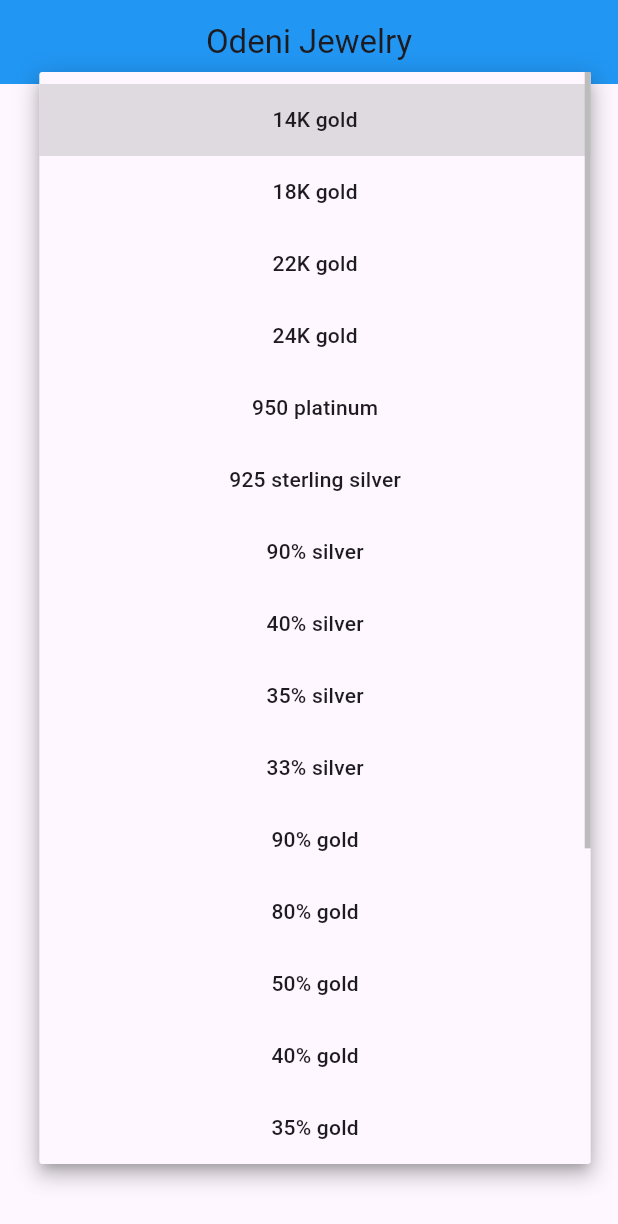
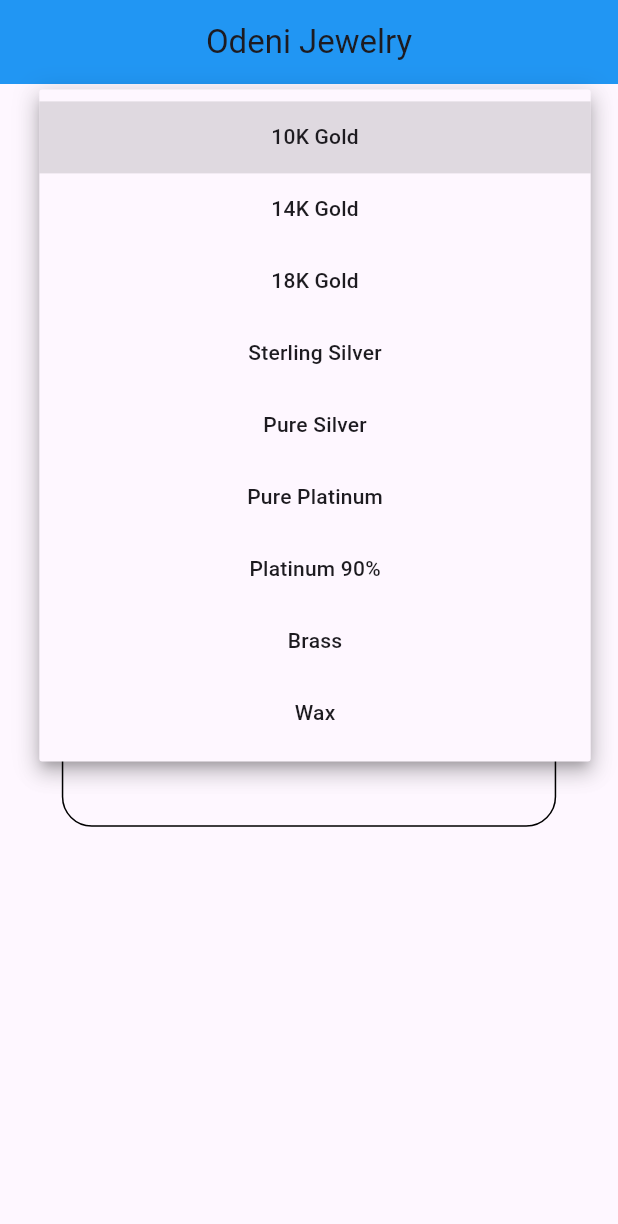
Before and after one commit to yayaya142/RING-Y-Code, a Flutter app: the screen it shows after launch, after a tap on "Calculate", after a tap on "Metal Type", on a phone screen of 412 x 824 dp. Shown: the top 1224 px of the screen. Run offline on Flutter 3.47's test engine with Material 3 defaults, Android fonts, the light colour scheme and no system bars.

Commit message:
add support for only one shape, change the density table

```diff
--- a/lib/Services/Calculator.dart
+++ b/lib/Services/Calculator.dart
@@ -19,13 +19,11 @@
     // calculate stock weight
     double stockShapeWeight =
         stockShapeLength * stockShapeArea * getDensity(metalType);
+    double stockShapeVolume =
+        stockShape.calculateVolume(stockShapeArea, stockShapeLength);
 
     // check if solution make sense
-    if (customerShapeArea <= 0 ||
-        customerShapeVolume <= 0 ||
-        stockShapeArea <= 0 ||
-        stockShapeLength <= 0 ||
-        stockShapeWeight <= 0) {
+    if (customerShapeArea <= 0 || customerShapeVolume <= 0) {
       return ["Error", -1.0, -1.0, -1.0];
     }
 
@@ -54,7 +52,7 @@
     showSteps.write("V1: ${customerShapeVolume.toStringAsFixed(2)}\n");
     showSteps.write("\n");
     showSteps.write("A2: ${stockShape.calculateArea().toStringAsFixed(2)}\n");
-    showSteps.write("V2: ${stockShapeLength.toStringAsFixed(2)}\n");
+    showSteps.write("V2: ${stockShapeVolume.toStringAsFixed(2)}\n");
 
     // Create a list to store the results
     List<dynamic> results = [
--- a/lib/Services/DensityTableDataBase.dart
+++ b/lib/Services/DensityTableDataBase.dart
@@ -2,26 +2,14 @@
 
 class DensityDatabase {
   static Map<String, double> metalData = {
-    "14K gold": 0.01285,
-    "18K gold": 0.01628,
-    "22K gold": 0.01971,
-    "24K gold": 0.02143,
-    "950 platinum": 0.02143,
-    "925 sterling silver": 0.00714,
-    "90% silver": 0.00643,
-    "40% silver": 0.00286,
-    "35% silver": 0.00250,
-    "33% silver": 0.00238,
-    "90% gold": 0.02143,
-    "80% gold": 0.01914,
-    "50% gold": 0.01071,
-    "40% gold": 0.00857,
-    "35% gold": 0.00750,
-    "33% gold": 0.00714,
-    "90% platinum": 0.02143,
-    "80% platinum": 0.01914,
-    "50% platinum": 0.01071,
-    "40% platinum": 0.00857,
-    "35% platinum": 0.00750,
+    "10K Gold": 0.01127,
+    "14K Gold": 0.01292,
+    "18K Gold": 0.01573,
+    "Sterling Silver": 0.01027,
+    "Pure Silver": 0.01067,
+    "Pure Platinum": 0.02132,
+    "Platinum 90%": 0.02168,
+    "Brass": 0.00857,
+    "Wax": 0.009,
   };
 }
--- a/lib/pages/home.dart
+++ b/lib/pages/home.dart
@@ -53,6 +53,7 @@
   double stockShapeLength = 0.0;
   double stockShapeWeight = 0.0;
   bool resultError = false;
+  bool showOnlyCustomerLength = false;
   // DropDown Menus
   String? selectedMetalType;
   String? selectedShapeCustomer;
@@ -337,6 +338,7 @@
                     print('customershapedata: $customerShapeData');
                     print('stockshapedata: $stockShapeData');
                     print(resultError);
+                    print(showOnlyCustomerLength);
                     // hide the keyboard
                     FocusManager.instance.primaryFocus?.unfocus();
                     // vibration
@@ -368,21 +370,24 @@
                       stockShapeWeight = result[3];
 
                       if (customerShapeLength < 0 ||
-                          stockShapeLength < 0 ||
-                          stockShapeWeight < 0 ||
                           customerShapeLength.isNaN ||
-                          stockShapeLength.isNaN ||
-                          stockShapeWeight.isNaN ||
-                          customerShapeLength.isInfinite ||
-                          stockShapeLength.isInfinite ||
-                          stockShapeWeight.isInfinite) {
+                          customerShapeLength.isInfinite) {
                         resultError = true;
                         showSteps = "No steps to show";
                         customerShapeLength = 0.0;
                         stockShapeLength = 0.0;
                         stockShapeWeight = 0.0;
+                      } else if (stockShapeLength < 0 ||
+                          stockShapeLength.isNaN ||
+                          stockShapeLength.isInfinite ||
+                          stockShapeWeight < 0 ||
+                          stockShapeWeight.isNaN ||
+                          stockShapeWeight.isInfinite) {
+                        showOnlyCustomerLength = true;
+                        resultError = false;
                       } else {
                         resultError = false;
+                        showOnlyCustomerLength = false;
                       }
                     });
                   },
@@ -424,14 +429,20 @@
                                   "Customer Length: ${customerShapeLength.toStringAsFixed(1)} mm",
                                   style: TextStyle(fontSize: resultBoxTextSize),
                                 ),
-                                Text(
-                                  "Stock Length: ${stockShapeLength.toStringAsFixed(1)} mm",
-                                  style: TextStyle(fontSize: resultBoxTextSize),
-                                ),
-                                Text(
-                                  "Weight: ${stockShapeWeight.toStringAsFixed(1)} g",
-                                  style: TextStyle(fontSize: resultBoxTextSize),
-                                ),
+                                showOnlyCustomerLength
+                                    ? SizedBox()
+                                    : Text(
+                                        "Stock Length: ${stockShapeLength.toStringAsFixed(1)} mm",
+                                        style: TextStyle(
+                                            fontSize: resultBoxTextSize),
+                                      ),
+                                showOnlyCustomerLength
+                                    ? SizedBox()
+                                    : Text(
+                                        "Weight: ${stockShapeWeight.toStringAsFixed(1)} g",
+                                        style: TextStyle(
+                                            fontSize: resultBoxTextSize),
+                                      ),
                                 InkWell(
                                   child: Text(
                                     'Show Steps',
```
Also changed, not shown: pubspec.yaml (line endings or trailing spaces), 1 other file.
